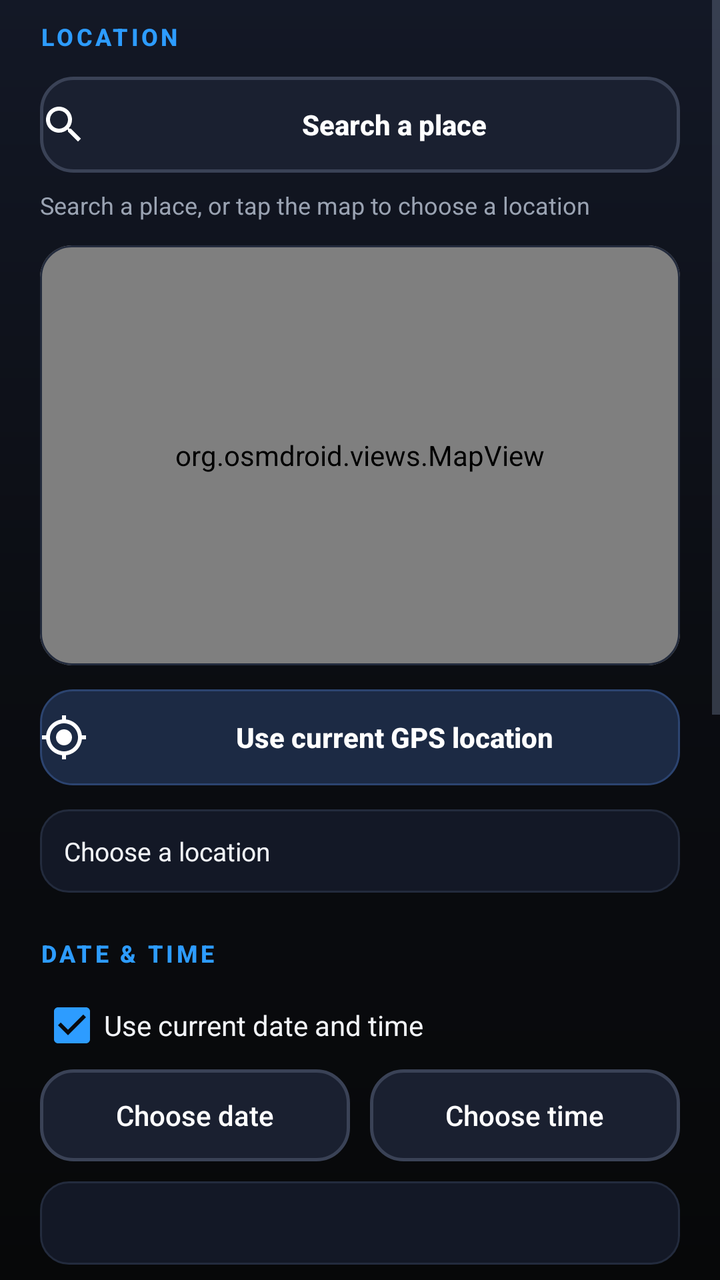
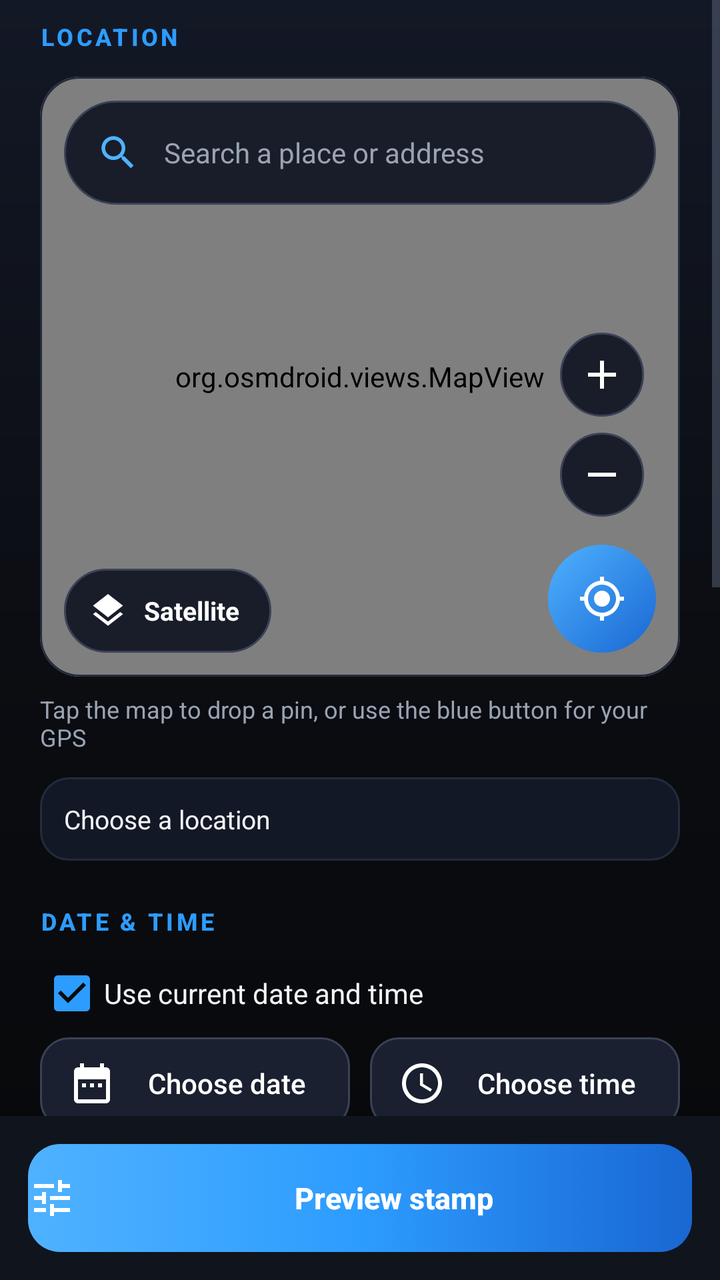

Screens rendered from an Android XML layout before and after an edit, with the pre-edit source and the edit as a unified diff.
<!-- AndroidManifest.xml: application theme Theme.GpsMapCamera -->
<!-- res/layout/dialog_stamp_options.xml -->
<?xml version="1.0" encoding="utf-8"?>
<ScrollView xmlns:android="http://schemas.android.com/apk/res/android"
    android:layout_width="match_parent"
    android:layout_height="match_parent"
    android:fillViewport="true"
    android:overScrollMode="ifContentScrolls">

    <LinearLayout
        android:layout_width="match_parent"
        android:layout_height="wrap_content"
        android:orientation="vertical"
        android:paddingStart="20dp"
        android:paddingEnd="20dp"
        android:paddingTop="10dp"
        android:paddingBottom="14dp">

        
        <TextView style="@style/SectionLabel"
            android:layout_width="match_parent"
            android:layout_height="wrap_content"
            android:text="LOCATION" />

        <androidx.appcompat.widget.AppCompatButton
            android:id="@+id/searchPlaceButton"
            android:layout_width="match_parent"
            android:layout_height="48dp"
            android:layout_marginTop="12dp"
            android:background="@drawable/bg_button_outline"
            android:drawableStart="@drawable/ic_action_search"
            android:drawablePadding="10dp"
            android:gravity="center"
            android:text="Search a place"
            android:textColor="@color/btn_text_light"
            android:textSize="14sp"
            android:textStyle="bold"
            android:textAllCaps="false"
            android:stateListAnimator="@null" />

        <TextView
            android:layout_width="match_parent"
            android:layout_height="wrap_content"
            android:layout_marginTop="8dp"
            android:text="Search a place, or tap the map to choose a location"
            android:textColor="@color/text_muted"
            android:textSize="12sp" />

        <com.google.android.material.card.MaterialCardView
            android:layout_width="match_parent"
            android:layout_height="wrap_content"
            android:layout_marginTop="12dp"
            app:cardBackgroundColor="#10141D"
            app:cardCornerRadius="16dp"
            app:cardElevation="0dp"
            app:strokeWidth="1dp"
            app:strokeColor="@color/surface_stroke_soft"
            xmlns:app="http://schemas.android.com/apk/res-auto">

            <org.osmdroid.views.MapView
                android:id="@+id/locationMap"
                android:layout_width="match_parent"
                android:layout_height="210dp" />
        </com.google.android.material.card.MaterialCardView>

        <androidx.appcompat.widget.AppCompatButton
            android:id="@+id/useGpsButton"
            android:layout_width="match_parent"
            android:layout_height="48dp"
            android:layout_marginTop="12dp"
            android:background="@drawable/bg_button_tonal"
            android:drawableStart="@drawable/ic_action_gps"
            android:drawablePadding="10dp"
            android:gravity="center"
            android:text="Use current GPS location"
            android:textColor="@color/btn_text_light"
            android:textSize="14sp"
            android:textStyle="bold"
            android:textAllCaps="false"
            android:stateListAnimator="@null" />

        <TextView
            android:id="@+id/locationSummary"
            style="@style/InfoBox"
            android:layout_width="match_parent"
            android:layout_height="wrap_content"
            android:layout_marginTop="12dp"
            android:text="Choose a location" />

        
        <TextView style="@style/SectionLabel"
            android:layout_width="match_parent"
            android:layout_height="wrap_content"
            android:layout_marginTop="22dp"
            android:text="DATE &amp; TIME" />

        <CheckBox
            android:id="@+id/useCurrentTime"
            android:layout_width="match_parent"
            android:layout_height="wrap_content"
            android:layout_marginTop="6dp"
            android:minHeight="44dp"
            android:text="Use current date and time"
            android:textColor="@color/text_bright"
            android:textSize="14sp"
            android:checked="true" />

        <LinearLayout
            android:layout_width="match_parent"
            android:layout_height="wrap_content"
            android:orientation="horizontal">

            <androidx.appcompat.widget.AppCompatButton
                android:id="@+id/pickDateButton"
                android:layout_width="0dp"
                android:layout_weight="1"
                android:layout_height="46dp"
                android:background="@drawable/bg_button_outline"
                android:text="Choose date"
                android:textColor="@color/btn_text_light"
                android:textSize="14sp"
                android:textAllCaps="false"
                android:stateListAnimator="@null" />

            <Space
                android:layout_width="10dp"
                android:layout_height="1dp" />

            <androidx.appcompat.widget.AppCompatButton
                android:id="@+id/pickTimeButton"
                android:layout_width="0dp"
                android:layout_weight="1"
                android:layout_height="46dp"
                android:background="@drawable/bg_button_outline"
                android:text="Choose time"
                android:textColor="@color/btn_text_light"
                android:textSize="14sp"
                android:textAllCaps="false"
                android:stateListAnimator="@null" />
        </LinearLayout>

        <TextView
            android:id="@+id/dateTimeSummary"
            style="@style/InfoBox"
            android:layout_width="match_parent"
            android:layout_height="wrap_content"
            android:layout_marginTop="10dp" />

        
        <TextView style="@style/SectionLabel"
            android:layout_width="match_parent"
            android:layout_height="wrap_content"
            android:layout_marginTop="22dp"
            android:text="STAMP APPEARANCE" />

        <TextView style="@style/FieldLabel"
            android:layout_width="match_parent"
            android:layout_height="wrap_content"
            android:layout_marginTop="12dp"
            android:text="Font size" />

        <SeekBar
            android:id="@+id/stampFontSize"
            android:layout_width="match_parent"
            android:layout_height="wrap_content"
            android:layout_marginTop="4dp"
            android:max="22"
            android:progress="8" />

        <TextView
            android:id="@+id/fontSizeValue"
            android:layout_width="match_parent"
            android:layout_height="wrap_content"
            android:text="22 sp"
            android:textColor="@color/text_muted"
            android:textSize="12sp" />

        <TextView style="@style/FieldLabel"
            android:layout_width="match_parent"
            android:layout_height="wrap_content"
            android:layout_marginTop="10dp"
            android:text="Map box size" />

        <SeekBar
            android:id="@+id/stampMapSize"
            android:layout_width="match_parent"
            android:layout_height="wrap_content"
            android:layout_marginTop="4dp"
            android:max="110"
            android:progress="55" />

        <TextView
            android:id="@+id/mapSizeValue"
            android:layout_width="match_parent"
            android:layout_height="wrap_content"
            android:text="145 dp"
            android:textColor="@color/text_muted"
            android:textSize="12sp" />

        <TextView style="@style/FieldLabel"
            android:layout_width="match_parent"
            android:layout_height="wrap_content"
            android:layout_marginTop="12dp"
            android:text="Font color" />

        <Spinner
            android:id="@+id/stampFontColor"
            android:layout_width="match_parent"
            android:layout_height="48dp"
            android:layout_marginTop="4dp" />

        
        <TextView style="@style/SectionLabel"
            android:layout_width="match_parent"
            android:layout_height="wrap_content"
            android:layout_marginTop="22dp"
            android:text="SHOW ON STAMP" />

        <CheckBox
            android:id="@+id/showAddressLine"
            android:layout_width="match_parent"
            android:layout_height="wrap_content"
            android:layout_marginTop="6dp"
            android:minHeight="44dp"
            android:text="Show address / area"
            android:textColor="@color/text_bright"
            android:textSize="14sp"
            android:checked="true" />

        <CheckBox
            android:id="@+id/showCoordinates"
            android:layout_width="match_parent"
            android:layout_height="wrap_content"
            android:minHeight="44dp"
            android:text="Show latitude and longitude"
            android:textColor="@color/text_bright"
            android:textSize="14sp"
            android:checked="true" />

        <CheckBox
            android:id="@+id/showDateTime"
            android:layout_width="match_parent"
            android:layout_height="wrap_content"
            android:minHeight="44dp"
            android:text="Show date and time"
            android:textColor="@color/text_bright"
            android:textSize="14sp"
            android:checked="true" />

        <androidx.appcompat.widget.AppCompatButton
            android:id="@+id/applyOptionsButton"
            android:layout_width="match_parent"
            android:layout_height="54dp"
            android:layout_marginTop="16dp"
            android:background="@drawable/bg_button_primary"
            android:drawableStart="@drawable/ic_action_tune"
            android:drawablePadding="10dp"
            android:gravity="center"
            android:text="Preview stamp"
            android:textColor="@color/btn_text_light"
            android:textSize="15sp"
            android:textStyle="bold"
            android:textAllCaps="false"
            android:stateListAnimator="@null" />
    </LinearLayout>
</ScrollView>
<!-- resources referenced by this layout -->
<resources>
  <color name="text_bright">#F2F4F8</color>
  <color name="text_muted">#9AA3B2</color>
  <!-- drawable bg_button_outline (drawable) -->
  <?xml version="1.0" encoding="utf-8"?>
  <selector xmlns:android="http://schemas.android.com/apk/res/android">
      <item android:state_enabled="false">
          <shape>
              <corners android:radius="16dp" />
              <solid android:color="@color/btn_disabled_fill" />
              <stroke android:width="1dp" android:color="#2A3140" />
          </shape>
      </item>
      <item>
          <ripple android:color="#33FFFFFF">
              <item>
                  <shape>
                      <corners android:radius="16dp" />
                      <solid android:color="#1A2030" />
                      <stroke
                          android:width="1.5dp"
                          android:color="#3A4256" />
                  </shape>
              </item>
          </ripple>
      </item>
  </selector>
  <!-- drawable bg_button_tonal (drawable) -->
  <?xml version="1.0" encoding="utf-8"?>
  <selector xmlns:android="http://schemas.android.com/apk/res/android">
      <item android:state_enabled="false">
          <shape>
              <corners android:radius="16dp" />
              <solid android:color="@color/btn_disabled_fill" />
              <stroke android:width="1dp" android:color="#2A3140" />
          </shape>
      </item>
      <item>
          <ripple android:color="#33FFFFFF">
              <item>
                  <shape>
                      <corners android:radius="16dp" />
                      <solid android:color="#1C2A44" />
                      <stroke
                          android:width="1dp"
                          android:color="#2C4470" />
                  </shape>
              </item>
          </ripple>
      </item>
  </selector>
  <color name="accent_blue">#2D9CFF</color>
  <color name="accent_amber">#FFB300</color>
  <color name="on_amber">#1A1200</color>
  <color name="bg_deep">#0B0D12</color>
  <color name="surface_dark">#171B24</color>
  <!-- unchanged entries left out for length: 16 -->
</resources>

<!-- the commit's change to res/layout/dialog_stamp_options.xml (unified diff, before → after) -->
@@ -1,7 +1,14 @@
 <?xml version="1.0" encoding="utf-8"?>
-<ScrollView xmlns:android="http://schemas.android.com/apk/res/android"
+<LinearLayout xmlns:android="http://schemas.android.com/apk/res/android"
+    xmlns:app="http://schemas.android.com/apk/res-auto"
     android:layout_width="match_parent"
     android:layout_height="match_parent"
+    android:orientation="vertical">
+
+<ScrollView
+    android:layout_width="match_parent"
+    android:layout_height="0dp"
+    android:layout_weight="1"
     android:fillViewport="true"
     android:overScrollMode="ifContentScrolls">
 
@@ -20,62 +27,142 @@
             android:layout_height="wrap_content"
             android:text="LOCATION" />
 
-        <androidx.appcompat.widget.AppCompatButton
-            android:id="@+id/searchPlaceButton"
-            android:layout_width="match_parent"
-            android:layout_height="48dp"
+        
+        <com.google.android.material.card.MaterialCardView
+            android:layout_width="match_parent"
+            android:layout_height="wrap_content"
             android:layout_marginTop="12dp"
-            android:background="@drawable/bg_button_outline"
-            android:drawableStart="@drawable/ic_action_search"
-            android:drawablePadding="10dp"
-            android:gravity="center"
-            android:text="Search a place"
-            android:textColor="@color/btn_text_light"
-            android:textSize="14sp"
-            android:textStyle="bold"
-            android:textAllCaps="false"
-            android:stateListAnimator="@null" />
+            app:cardBackgroundColor="#10141D"
+            app:cardCornerRadius="20dp"
+            app:cardElevation="0dp"
+            app:strokeWidth="1dp"
+            app:strokeColor="@color/surface_stroke_soft">
+
+            <FrameLayout
+                android:layout_width="match_parent"
+                android:layout_height="300dp">
+
+                <org.osmdroid.views.MapView
+                    android:id="@+id/locationMap"
+                    android:layout_width="match_parent"
+                    android:layout_height="match_parent" />
+
+                
+                <LinearLayout
+                    android:id="@+id/searchPlaceButton"
+                    android:layout_width="match_parent"
+                    android:layout_height="52dp"
+                    android:layout_gravity="top"
+                    android:layout_margin="12dp"
+                    android:background="@drawable/bg_map_pill"
+                    android:clickable="true"
+                    android:focusable="true"
+                    android:gravity="center_vertical"
+                    android:orientation="horizontal"
+                    android:paddingStart="16dp"
+                    android:paddingEnd="16dp">
+
+                    <ImageView
+                        android:layout_width="22dp"
+                        android:layout_height="22dp"
+                        android:importantForAccessibility="no"
+                        android:src="@drawable/ic_action_search"
+                        android:tint="@color/accent_blue_bright" />
+
+                    <TextView
+                        android:layout_width="0dp"
+                        android:layout_height="wrap_content"
+                        android:layout_weight="1"
+                        android:layout_marginStart="12dp"
+                        android:text="Search a place or address"
+                        android:textColor="@color/text_muted"
+                        android:textSize="14sp" />
+                </LinearLayout>
+
+                
+                <LinearLayout
+                    android:layout_width="wrap_content"
+                    android:layout_height="wrap_content"
+                    android:layout_gravity="bottom|end"
+                    android:layout_margin="12dp"
+                    android:gravity="center_horizontal"
+                    android:orientation="vertical">
+
+                    <ImageButton
+                        android:id="@+id/mapZoomIn"
+                        android:layout_width="42dp"
+                        android:layout_height="42dp"
+                        android:background="@drawable/bg_map_fab"
+                        android:contentDescription="Zoom in"
+                        android:padding="11dp"
+                        android:src="@drawable/ic_action_add"
+                        android:tint="#FFFFFF" />
+
+                    <ImageButton
+                        android:id="@+id/mapZoomOut"
+                        android:layout_width="42dp"
+                        android:layout_height="42dp"
+                        android:layout_marginTop="8dp"
+                        android:background="@drawable/bg_map_fab"
+                        android:contentDescription="Zoom out"
+                        android:padding="11dp"
+                        android:src="@drawable/ic_action_remove"
+                        android:tint="#FFFFFF" />
+
+                    <ImageButton
+                        android:id="@+id/useGpsButton"
+                        android:layout_width="54dp"
+                        android:layout_height="54dp"
+                        android:layout_marginTop="14dp"
+                        android:background="@drawable/bg_map_fab_primary"
+                        android:contentDescription="Use my current GPS location"
+                        android:padding="14dp"
+                        android:src="@drawable/ic_action_gps"
+                        android:tint="#FFFFFF" />
+                </LinearLayout>
+
+                
+                <LinearLayout
+                    android:id="@+id/mapLayerButton"
+                    android:layout_width="wrap_content"
+                    android:layout_height="42dp"
+                    android:layout_gravity="bottom|start"
+                    android:layout_margin="12dp"
+                    android:background="@drawable/bg_map_pill"
+                    android:clickable="true"
+                    android:focusable="true"
+                    android:gravity="center_vertical"
+                    android:orientation="horizontal"
+                    android:paddingStart="12dp"
+                    android:paddingEnd="16dp">
+
+                    <ImageView
+                        android:layout_width="20dp"
+                        android:layout_height="20dp"
+                        android:importantForAccessibility="no"
+                        android:src="@drawable/ic_action_layers"
+                        android:tint="#FFFFFF" />
+
+                    <TextView
+                        android:id="@+id/mapLayerLabel"
+                        android:layout_width="wrap_content"
+                        android:layout_height="wrap_content"
+                        android:layout_marginStart="8dp"
+                        android:text="Satellite"
+                        android:textColor="#FFFFFF"
+                        android:textSize="13sp"
+                        android:textStyle="bold" />
+                </LinearLayout>
+            </FrameLayout>
+        </com.google.android.material.card.MaterialCardView>
 
         <TextView
             android:layout_width="match_parent"
             android:layout_height="wrap_content"
             android:layout_marginTop="8dp"
-            android:text="Search a place, or tap the map to choose a location"
+            android:text="Tap the map to drop a pin, or use the blue button for your GPS"
             android:textColor="@color/text_muted"
             android:textSize="12sp" />
-
-        <com.google.android.material.card.MaterialCardView
-            android:layout_width="match_parent"
-            android:layout_height="wrap_content"
-            android:layout_marginTop="12dp"
-            app:cardBackgroundColor="#10141D"
-            app:cardCornerRadius="16dp"
-            app:cardElevation="0dp"
-            app:strokeWidth="1dp"
-            app:strokeColor="@color/surface_stroke_soft"
-            xmlns:app="http://schemas.android.com/apk/res-auto">
-
-            <org.osmdroid.views.MapView
-                android:id="@+id/locationMap"
-                android:layout_width="match_parent"
-                android:layout_height="210dp" />
-        </com.google.android.material.card.MaterialCardView>
-
-        <androidx.appcompat.widget.AppCompatButton
-            android:id="@+id/useGpsButton"
-            android:layout_width="match_parent"
-            android:layout_height="48dp"
-            android:layout_marginTop="12dp"
-            android:background="@drawable/bg_button_tonal"
-            android:drawableStart="@drawable/ic_action_gps"
-            android:drawablePadding="10dp"
-            android:gravity="center"
-            android:text="Use current GPS location"
-            android:textColor="@color/btn_text_light"
-            android:textSize="14sp"
-            android:textStyle="bold"
-            android:textAllCaps="false"
-            android:stateListAnimator="@null" />
 
         <TextView
             android:id="@+id/locationSummary"
@@ -113,7 +200,11 @@
                 android:layout_width="0dp"
                 android:layout_weight="1"
                 android:layout_height="46dp"
-                android:background="@drawable/bg_button_outline"
+                android:background="@drawable/bg_chip_button"
+                android:drawableStart="@drawable/ic_action_calendar"
+                android:drawablePadding="8dp"
+                android:paddingStart="14dp"
+                android:paddingEnd="14dp"
                 android:text="Choose date"
                 android:textColor="@color/btn_text_light"
                 android:textSize="14sp"
@@ -129,7 +220,11 @@
                 android:layout_width="0dp"
                 android:layout_weight="1"
                 android:layout_height="46dp"
-                android:background="@drawable/bg_button_outline"
+                android:background="@drawable/bg_chip_button"
+                android:drawableStart="@drawable/ic_action_clock"
+                android:drawablePadding="8dp"
+                android:paddingStart="14dp"
+                android:paddingEnd="14dp"
                 android:text="Choose time"
                 android:textColor="@color/btn_text_light"
                 android:textSize="14sp"
@@ -245,12 +340,20 @@
             android:textSize="14sp"
             android:checked="true" />
 
+    </LinearLayout>
+</ScrollView>
+
+    <LinearLayout
+        android:layout_width="match_parent"
+        android:layout_height="wrap_content"
+        android:background="#10141D"
+        android:padding="14dp">
+
         <androidx.appcompat.widget.AppCompatButton
             android:id="@+id/applyOptionsButton"
             android:layout_width="match_parent"
             android:layout_height="54dp"
-            android:layout_marginTop="16dp"
-            android:background="@drawable/bg_button_primary"
+                        android:background="@drawable/bg_button_primary"
             android:drawableStart="@drawable/ic_action_tune"
             android:drawablePadding="10dp"
             android:gravity="center"
@@ -261,4 +364,4 @@
             android:textAllCaps="false"
             android:stateListAnimator="@null" />
     </LinearLayout>
-</ScrollView>
+</LinearLayout>
<!-- resource entries referenced after the edit -->
@@ -1,55 +1,77 @@
 <!-- resources referenced by this layout -->
 <resources>
+  <color name="accent_blue_bright">#4FB2FF</color>
   <color name="text_bright">#F2F4F8</color>
   <color name="text_muted">#9AA3B2</color>
-  <!-- drawable bg_button_outline (drawable) -->
+  <!-- drawable bg_chip_button (drawable) -->
   <?xml version="1.0" encoding="utf-8"?>
-  <selector xmlns:android="http://schemas.android.com/apk/res/android">
-      <item android:state_enabled="false">
-          <shape>
-              <corners android:radius="16dp" />
-              <solid android:color="@color/btn_disabled_fill" />
-              <stroke android:width="1dp" android:color="#2A3140" />
+  <ripple xmlns:android="http://schemas.android.com/apk/res/android" android:color="#33FFFFFF">
+      <item>
+          <shape android:shape="rectangle">
+              <corners android:radius="14dp" />
+              <solid android:color="#1A2030" />
+              <stroke android:width="1dp" android:color="#3A4256" />
           </shape>
       </item>
+  </ripple>
+  <!-- drawable bg_map_fab (drawable) -->
+  <?xml version="1.0" encoding="utf-8"?>
+  <ripple xmlns:android="http://schemas.android.com/apk/res/android" android:color="#33FFFFFF">
       <item>
-          <ripple android:color="#33FFFFFF">
-              <item>
-                  <shape>
-                      <corners android:radius="16dp" />
-                      <solid android:color="#1A2030" />
-                      <stroke
-                          android:width="1.5dp"
-                          android:color="#3A4256" />
-                  </shape>
-              </item>
-          </ripple>
-      </item>
-  </selector>
-  <!-- drawable bg_button_tonal (drawable) -->
-  <?xml version="1.0" encoding="utf-8"?>
-  <selector xmlns:android="http://schemas.android.com/apk/res/android">
-      <item android:state_enabled="false">
-          <shape>
-              <corners android:radius="16dp" />
-              <solid android:color="@color/btn_disabled_fill" />
-              <stroke android:width="1dp" android:color="#2A3140" />
+          <shape android:shape="oval">
+              <solid android:color="#F2141925" />
+              <stroke android:width="1dp" android:color="#3A4256" />
           </shape>
       </item>
+  </ripple>
+  <!-- drawable bg_map_fab_primary (drawable) -->
+  <?xml version="1.0" encoding="utf-8"?>
+  <ripple xmlns:android="http://schemas.android.com/apk/res/android" android:color="#55FFFFFF">
       <item>
-          <ripple android:color="#33FFFFFF">
-              <item>
-                  <shape>
-                      <corners android:radius="16dp" />
-                      <solid android:color="#1C2A44" />
-                      <stroke
-                          android:width="1dp"
-                          android:color="#2C4470" />
-                  </shape>
-              </item>
-          </ripple>
+          <shape android:shape="oval">
+              <gradient android:angle="315" android:startColor="#4FB2FF" android:endColor="#1967D2" />
+          </shape>
       </item>
-  </selector>
+  </ripple>
+  <!-- drawable bg_map_pill (drawable) -->
+  <?xml version="1.0" encoding="utf-8"?>
+  <ripple xmlns:android="http://schemas.android.com/apk/res/android" android:color="#33FFFFFF">
+      <item>
+          <shape android:shape="rectangle">
+              <corners android:radius="26dp" />
+              <solid android:color="#F2141925" />
+              <stroke android:width="1dp" android:color="#3A4256" />
+          </shape>
+      </item>
+  </ripple>
+  <!-- drawable ic_action_add (drawable) -->
+  <vector xmlns:android="http://schemas.android.com/apk/res/android"
+      android:width="24dp" android:height="24dp" android:viewportWidth="24" android:viewportHeight="24">
+      <path android:fillColor="#FFFFFFFF" android:pathData="M19,13h-6v6h-2v-6H5v-2h6V5h2v6h6v2z" />
+  </vector>
+  <!-- drawable ic_action_calendar (drawable) -->
+  <vector xmlns:android="http://schemas.android.com/apk/res/android"
+      android:width="24dp" android:height="24dp" android:viewportWidth="24" android:viewportHeight="24">
+      <path android:fillColor="#FFFFFFFF"
+          android:pathData="M19,4h-1V2h-2v2H8V2H6v2H5C3.89,4 3.01,4.9 3.01,6L3,20c0,1.1 0.89,2 2,2h14c1.1,0 2,-0.9 2,-2V6c0,-1.1 -0.9,-2 -2,-2zM19,20H5V10h14v10zM9,14H7v-2h2v2zM13,14h-2v-2h2v2zM17,14h-2v-2h2v2z" />
+  </vector>
+  <!-- drawable ic_action_clock (drawable) -->
+  <vector xmlns:android="http://schemas.android.com/apk/res/android"
+      android:width="24dp" android:height="24dp" android:viewportWidth="24" android:viewportHeight="24">
+      <path android:fillColor="#FFFFFFFF"
+          android:pathData="M11.99,2C6.47,2 2,6.48 2,12s4.47,10 9.99,10C17.52,22 22,17.52 22,12S17.52,2 11.99,2zM12,20c-4.42,0 -8,-3.58 -8,-8s3.58,-8 8,-8 8,3.58 8,8 -3.58,8 -8,8zM12.5,7H11v6l5.25,3.15 0.75,-1.23 -4.5,-2.67V7z" />
+  </vector>
+  <!-- drawable ic_action_layers (drawable) -->
+  <vector xmlns:android="http://schemas.android.com/apk/res/android"
+      android:width="24dp" android:height="24dp" android:viewportWidth="24" android:viewportHeight="24">
+      <path android:fillColor="#FFFFFFFF"
+          android:pathData="M11.99,18.54l-7.37,-5.73L3,14.07l9,7 9,-7 -1.63,-1.27 -7.38,5.74zM12,16l7.36,-5.73L21,9l-9,-7 -9,7 1.63,1.27L12,16z" />
+  </vector>
+  <!-- drawable ic_action_remove (drawable) -->
+  <vector xmlns:android="http://schemas.android.com/apk/res/android"
+      android:width="24dp" android:height="24dp" android:viewportWidth="24" android:viewportHeight="24">
+      <path android:fillColor="#FFFFFFFF" android:pathData="M19,13H5v-2h14v2z" />
+  </vector>
   <color name="accent_blue">#2D9CFF</color>
   <color name="accent_amber">#FFB300</color>
   <color name="on_amber">#1A1200</color>
